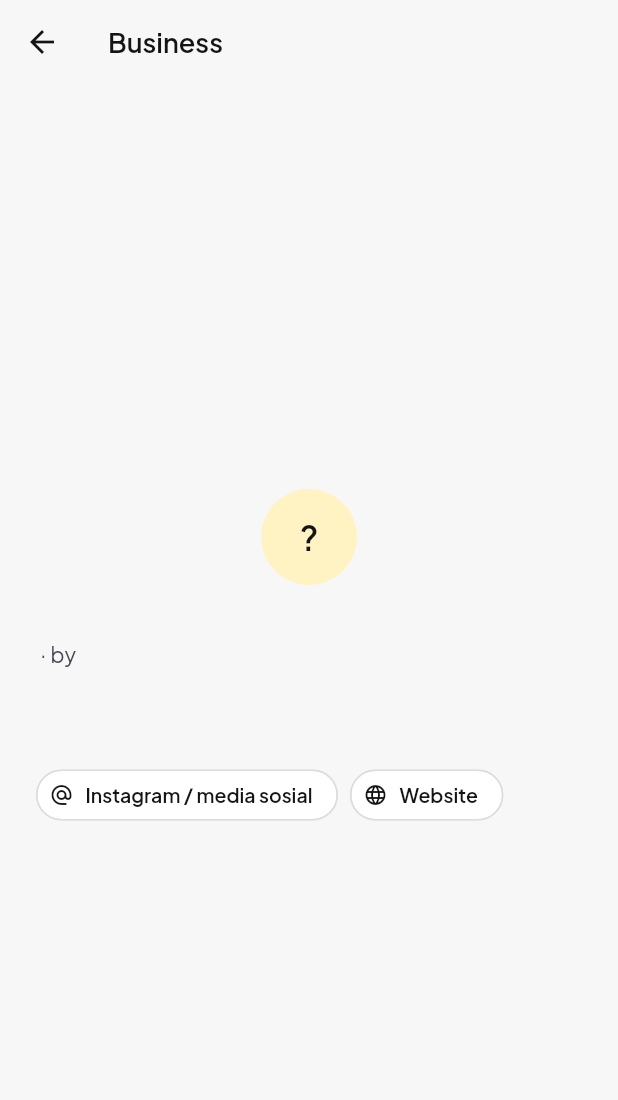
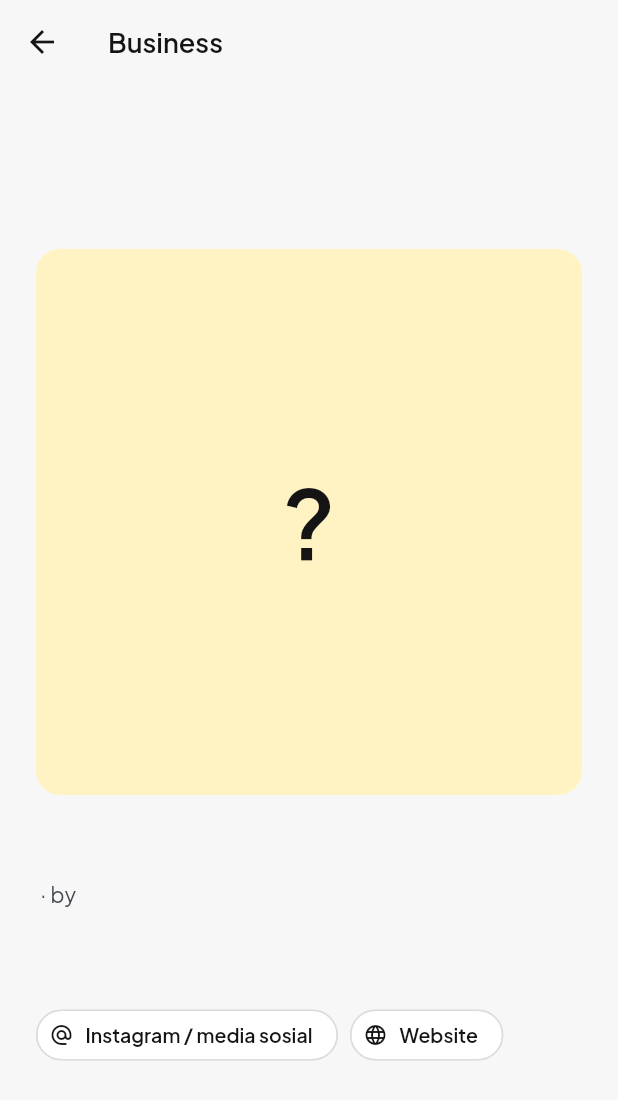
Before and after one commit to FarrelAlfarabi/Undip-Alumni-Connect, a Flutter app: the BusinessDetailScreen screen opened directly with empty values, on a phone screen of 412 x 824 dp. Shown: the top 1100 px of the screen. Run offline on Flutter 3.47's test engine with Material 3 defaults, Android fonts, the phone set to English and light mode, and no system bars; our stand-ins replace cached_network_image, file_picker, flutter_dotenv, flutter_secure_storage, google_fonts, local_auth and 2 more; accounts and stored records are empty.

Commit message:
Show large square photo on business detail page (#84)
Replace the small circle avatar with a full-width square photo, capped at
480 px wide like the rest of the column. Without a photo, show the
business initials on a soft square.


Claude-Session: https://claude.ai/code/session_01TXhGFQQ8U7cDzu6D8PLgqS

Co-authored-by: Claude <noreply@anthropic.com>

```diff
--- a/lib/screens/business_directory_screen.dart
+++ b/lib/screens/business_directory_screen.dart
@@ -15,8 +15,9 @@ import '../widgets/searchable_choice.dart';
 import 'business_form_screen.dart';
 import 'marketplace_screen.dart' show ListingImage;
 import 'my_businesses_screen.dart';
-import '../widgets/avatar.dart';
+import '../widgets/app_photo.dart';
 import '../widgets/error_view.dart';
+import '../lock/masking.dart' show initialsOf;
 
 /// Client-side search by name or category, plus a category filter.
 List<Business> applyBusinessFilters(
@@ -377,14 +378,8 @@ class BusinessDetailScreen extends StatelessWidget {
               child: Column(
                 crossAxisAlignment: CrossAxisAlignment.stretch,
                 children: [
-                  // Same size as the profile photo on the member profile.
-                  Center(
-                    child: Avatar(
-                      url: b.photoUrl,
-                      name: b.name,
-                      radius: 32,
-                    ),
-                  ),
+                  _BusinessDetailPhoto(url: b.photoUrl, name: b.name),
+                  const SizedBox(height: 20),
                   Text(
                     b.name,
                     style: theme.textTheme.headlineSmall?.copyWith(
@@ -431,3 +426,41 @@ class BusinessDetailScreen extends StatelessWidget {
     );
   }
 }
+
+/// Large square business photo for the detail page. Falls back to the
+/// business initials on a soft square when there is no photo.
+class _BusinessDetailPhoto extends StatelessWidget {
+  const _BusinessDetailPhoto({required this.url, required this.name});
+
+  final String? url;
+  final String name;
+
+  @override
+  Widget build(BuildContext context) {
+    final u = url;
+    if (u != null && u.isNotEmpty) {
+      return AppPhoto(url: u, aspectRatio: 1, radius: 16, semanticLabel: name);
+    }
+    final scheme = Theme.of(context).colorScheme;
+    return AspectRatio(
+      aspectRatio: 1,
+      child: ClipRRect(
+        borderRadius: BorderRadius.circular(16),
+        child: ColoredBox(
+          key: const ValueKey('business-initials'),
+          color: scheme.secondaryContainer,
+          child: Center(
+            child: Text(
+              initialsOf(name),
+              style: TextStyle(
+                color: scheme.onSecondaryContainer,
+                fontWeight: FontWeight.w600,
+                fontSize: 64,
+              ),
+            ),
+          ),
+        ),
+      ),
+    );
+  }
+}
```
Also changed, not shown: 1 other file.
